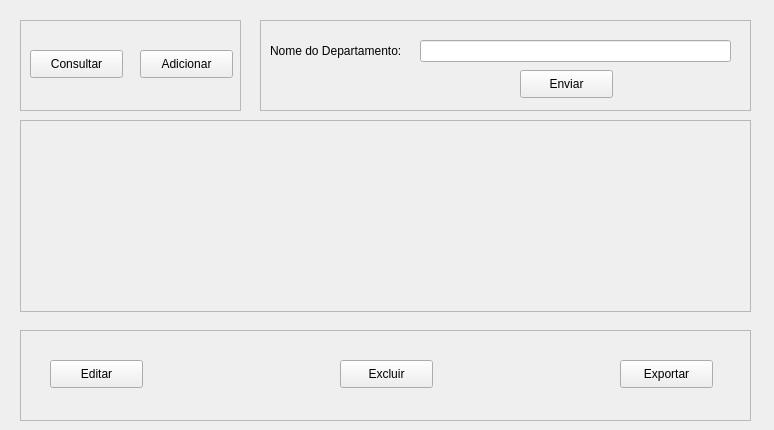
Before: the Qt Designer form formularios/frmDepartamento.ui in AndreConforti/projeto-faculdade, drawn with Qt 5.
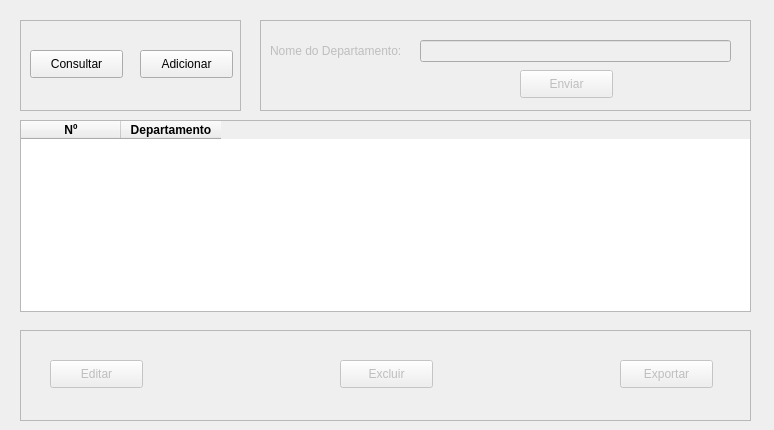
After: the same form once the commit is applied.

Patch:
```diff
--- a/formularios/frmDepartamento.ui
+++ b/formularios/frmDepartamento.ui
@@ -56,27 +56,9 @@
      </property>
     </widget>
    </widget>
-   <widget class="QTableWidget" name="tblConsultaDepartamento">
+   <widget class="QFrame" name="fraOpcoes">
     <property name="enabled">
      <bool>false</bool>
-    </property>
-    <property name="geometry">
-     <rect>
-      <x>20</x>
-      <y>120</y>
-      <width>731</width>
-      <height>192</height>
-     </rect>
-    </property>
-    <property name="font">
-     <font>
-      <pointsize>10</pointsize>
-     </font>
-    </property>
-   </widget>
-   <widget class="QFrame" name="frOpcoes">
-    <property name="enabled">
-     <bool>true</bool>
     </property>
     <property name="geometry">
      <rect>
@@ -134,7 +116,7 @@
    </widget>
    <widget class="QFrame" name="fraAdiciona">
     <property name="enabled">
-     <bool>true</bool>
+     <bool>false</bool>
     </property>
     <property name="geometry">
      <rect>
@@ -187,6 +169,38 @@
      </property>
     </widget>
    </widget>
+   <widget class="QTableWidget" name="tblConsultaDepartamento">
+    <property name="geometry">
+     <rect>
+      <x>20</x>
+      <y>120</y>
+      <width>731</width>
+      <height>192</height>
+     </rect>
+    </property>
+    <column>
+     <property name="text">
+      <string>Nº</string>
+     </property>
+     <property name="font">
+      <font>
+       <weight>75</weight>
+       <bold>true</bold>
+      </font>
+     </property>
+    </column>
+    <column>
+     <property name="text">
+      <string>Departamento</string>
+     </property>
+     <property name="font">
+      <font>
+       <weight>75</weight>
+       <bold>true</bold>
+      </font>
+     </property>
+    </column>
+   </widget>
   </widget>
  </widget>
  <resources/>
```
